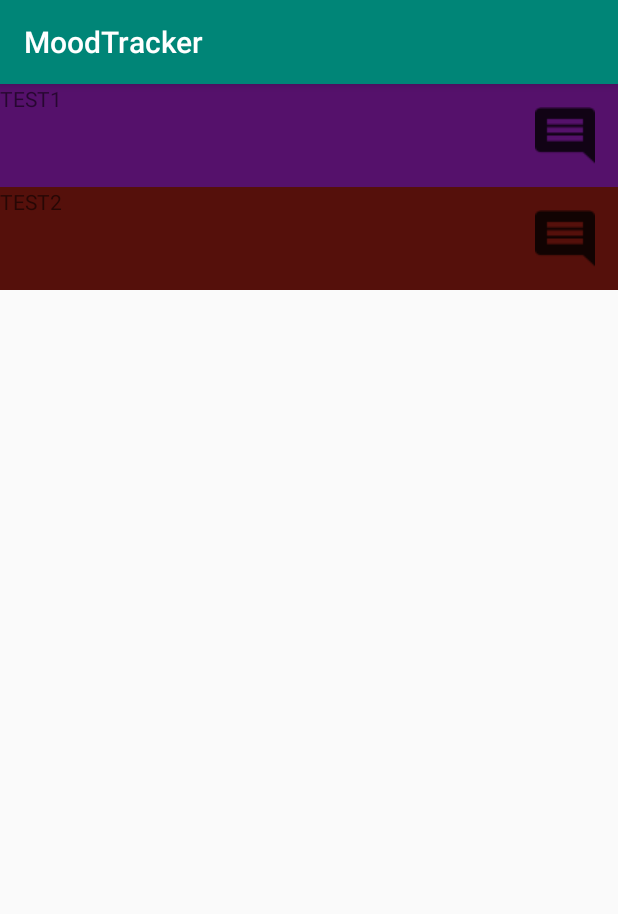
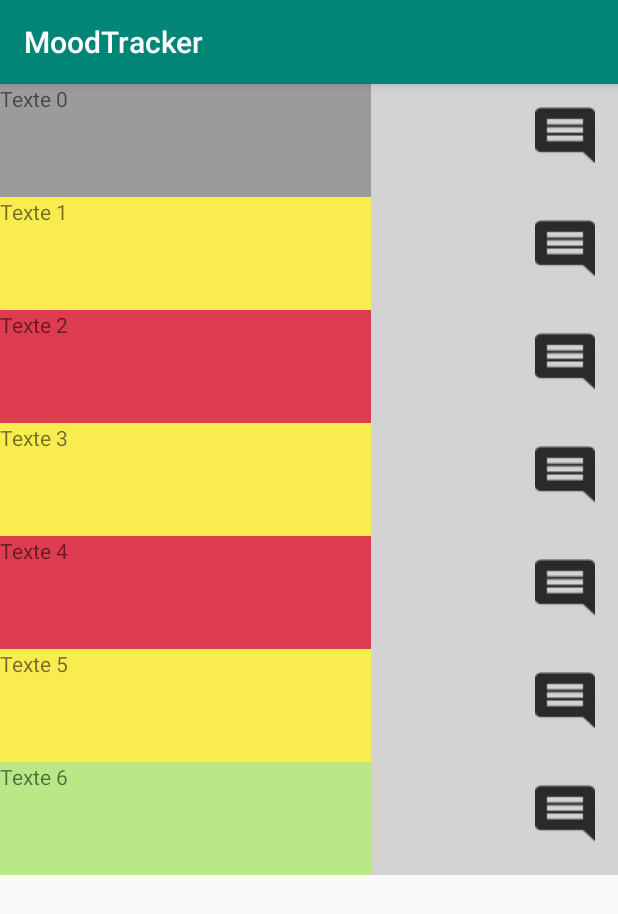
Before and after one commit to GautierClqt/MoodTracker, an Android app: the HistoricDisplayActivity screen opened directly, with no data from a screen before it, on a phone screen of 412 x 824 dp. Shown: the top 914 px of the screen. Run offline under Robolectric (Android 15) with nearby library versions, the phone set to English and light mode, and no system bars.

Commit message:
filling list for historic with different colors and add layout weight - next: having moludable weight

```diff
--- a/app/src/main/java/com/cliquet/gautier/moodtracker/HistoricDisplayActivity.java
+++ b/app/src/main/java/com/cliquet/gautier/moodtracker/HistoricDisplayActivity.java
@@ -6,12 +6,18 @@ import android.support.v7.widget.LinearLayoutManager;
 import android.support.v7.widget.RecyclerView;
 
 import java.util.ArrayList;
+import java.util.Random;
 
 public class HistoricDisplayActivity extends AppCompatActivity {
 
     //variables
     private ArrayList<String> mDays = new ArrayList<>();
-    private ArrayList<Integer> mBackgroundColor = new ArrayList<>();
+    private ArrayList<Integer> mBackgroundColorList = new ArrayList<>();
+    private ArrayList<String> mWithComment = new ArrayList<>();
+
+    private int mBackgroundColor;
+    Random rand = new Random();
+    Mood mood = new Mood();
 
     @Override
     protected void onCreate(Bundle savedInstanceState) {
@@ -24,18 +30,19 @@ public class HistoricDisplayActivity extends AppCompatActivity {
     //TEST: méthode permettant de remplir le listitem pour le recycler view -- DOIT ETRE EFFACE DANS LE PROJET FINAL
     private void initLists() {
 
-        mDays.add("TEST" + 1);
-        mBackgroundColor.add(0xFF55116B);
-
-        mDays.add("TEST" + 2);
-        mBackgroundColor.add(0xFF55100B);
+        for(int i = 0; i < 7; i++) {
+            mDays.add("Texte" + " " + i);
+            mBackgroundColor = rand.nextInt(5);
+            mBackgroundColor = mood.changeBackgroundColor(mBackgroundColor);
+            mBackgroundColorList.add(mBackgroundColor);
+        }
 
         initRecyclerView();
     }
 
     private void initRecyclerView() {
         RecyclerView recyclerView = findViewById(R.id.activity_historic_recycler);
-        RecyclerViewAdapter adapter = new RecyclerViewAdapter(this, mDays, mBackgroundColor);
+        RecyclerViewAdapter adapter = new RecyclerViewAdapter(this, mDays, mBackgroundColorList);
         recyclerView.setAdapter(adapter);
         recyclerView.setLayoutManager(new LinearLayoutManager(this));
     }
--- a/app/src/main/java/com/cliquet/gautier/moodtracker/Mood.java
+++ b/app/src/main/java/com/cliquet/gautier/moodtracker/Mood.java
@@ -17,6 +17,10 @@ public class Mood {
         this.mIndexMood = mIndexMood;
         this.mComment = mComment;
         this.mDate = mDate;
+    }
+
+    public Mood() {
+
     }
 
     public int getmIndexMood() {
--- a/app/src/main/java/com/cliquet/gautier/moodtracker/RecyclerViewAdapter.java
+++ b/app/src/main/java/com/cliquet/gautier/moodtracker/RecyclerViewAdapter.java
@@ -7,6 +7,7 @@ import android.view.LayoutInflater;
 import android.view.View;
 import android.view.ViewGroup;
 import android.widget.ImageView;
+import android.widget.LinearLayout;
 import android.widget.RelativeLayout;
 import android.widget.TextView;
 
@@ -36,7 +37,7 @@ public class RecyclerViewAdapter extends RecyclerView.Adapter<RecyclerViewAdapte
     public void onBindViewHolder(@NonNull ViewHolder viewHolder, int i) {
 
         viewHolder.historicText.setText(mSinceWhen.get(i));
-        viewHolder.historicParentLayout.setBackgroundColor(mBackgroundColor.get(i));
+        viewHolder.historicText.setBackgroundColor(mBackgroundColor.get(i));
     }
 
     @Override
@@ -46,14 +47,14 @@ public class RecyclerViewAdapter extends RecyclerView.Adapter<RecyclerViewAdapte
 
     public class ViewHolder extends RecyclerView.ViewHolder {
 
-        RelativeLayout historicParentLayout;
+        LinearLayout historicParentLayout;
         TextView historicText;
         ImageView historicCommentImage;
 
         public ViewHolder(@NonNull View itemView) {
             super(itemView);
 
-            historicParentLayout = itemView.findViewById(R.id.layout_historic_listitem_parentlayout_layout);
+            historicText = itemView.findViewById(R.id.layout_historic_listitem_sincewhen_text);
             historicText = itemView.findViewById(R.id.layout_historic_listitem_sincewhen_text);
             historicCommentImage = itemView.findViewById(R.id.layout_historic_listitem_attachedcomment_image);
         }
--- a/app/src/main/res/layout/layout_historic_listitem.xml
+++ b/app/src/main/res/layout/layout_historic_listitem.xml
@@ -1,16 +1,29 @@
 <?xml version="1.0" encoding="utf-8"?>
 <RelativeLayout
     xmlns:android="http://schemas.android.com/apk/res/android"
-    android:id="@+id/layout_historic_listitem_parentlayout_layout"
-    android:layout_width="match_parent"
-    android:layout_height="wrap_content"
-    android:background="@color/colorAccent">
+    android:layout_width="wrap_content"
+    android:layout_height="wrap_content">
 
-    <TextView
-        android:id="@+id/layout_historic_listitem_sincewhen_text"
-        android:layout_width="wrap_content"
-        android:layout_height="wrap_content"
-        android:text="Il y a x jours" />
+    <LinearLayout
+        android:layout_width="match_parent"
+        android:layout_height="75dp"
+        android:id="@+id/layout_historic_listitem_parentlayout_layout">
+
+        <TextView
+            android:id="@+id/layout_historic_listitem_sincewhen_text"
+            android:layout_width="match_parent"
+            android:layout_height="match_parent"
+            android:layout_weight="2"
+            android:background="@color/colorAccent"
+            android:text="Il y a x jours" />
+
+        <TextView
+            android:layout_width="match_parent"
+            android:layout_height="match_parent"
+            android:layout_weight="3"
+            android:background="@color/lightGrey"/>
+
+    </LinearLayout>
 
 
     <android.support.v7.widget.AppCompatImageView
--- a/app/src/main/res/values/colors.xml
+++ b/app/src/main/res/values/colors.xml
@@ -3,4 +3,5 @@
     <color name="colorPrimary">#008577</color>
     <color name="colorPrimaryDark">#00574B</color>
     <color name="colorAccent">#D81B60</color>
+    <color name="lightGrey">#d3d3d3</color>
 </resources>
```
